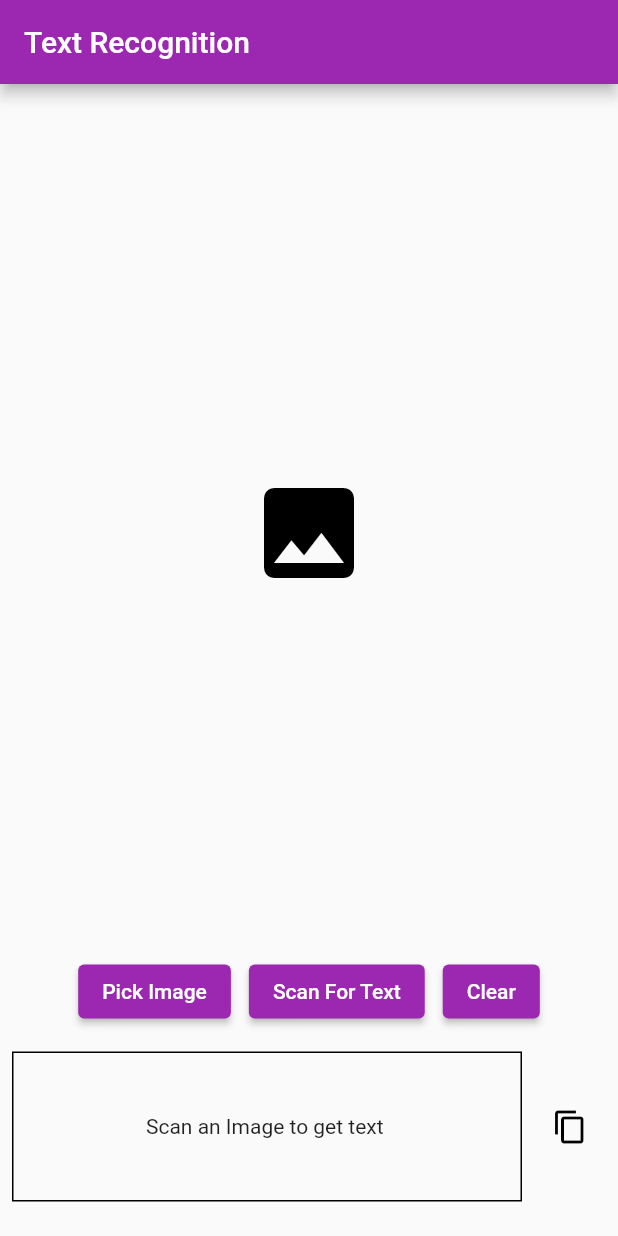
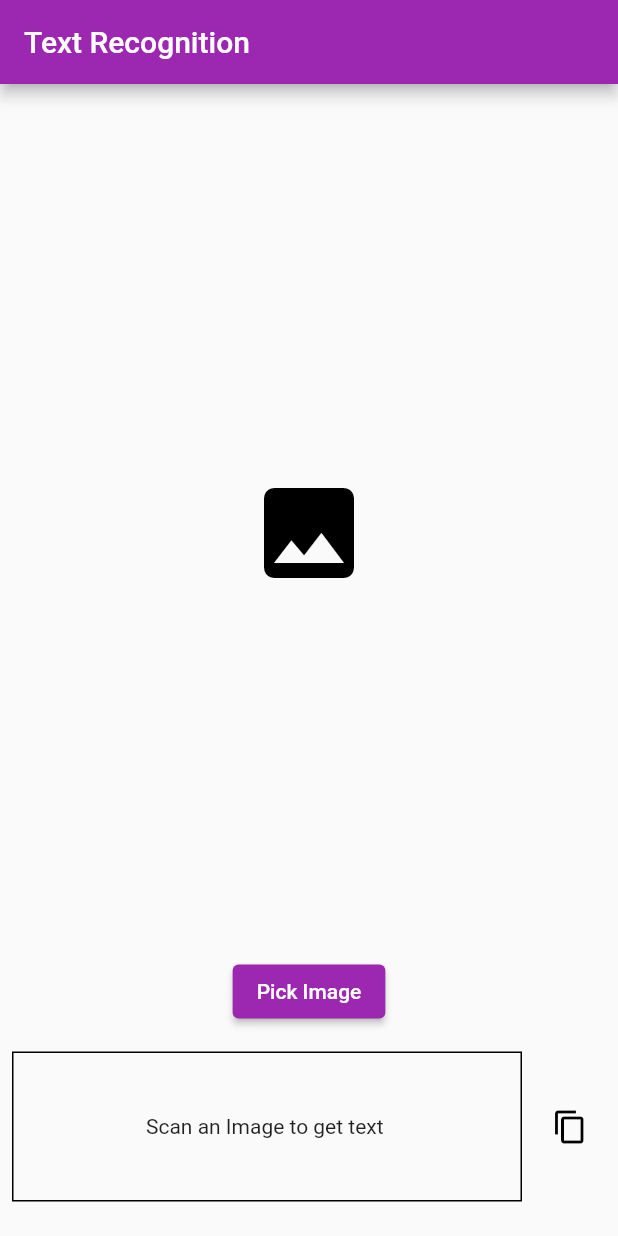
Before and after one commit to MoizChauhan/textrecognize, a Flutter app: the screen it shows after launch, on a phone screen of 412 x 824 dp. Run offline on Flutter 3.47's test engine with Material 2 defaults, Android fonts, the phone set to English and light mode, and no system bars; our stand-ins replace image_picker; missing offline and left inert: adaptive_action_sheet, clipboard, firebase_ml_vision; accounts and stored records are empty.

Commit message:
text direct scan

```diff
--- a/lib/widget/controls_widget.dart
+++ b/lib/widget/controls_widget.dart
@@ -20,16 +20,16 @@ class ControlsWidget extends StatelessWidget {
             onPressed: onClickedPickImage,
             child: Text('Pick Image'),
           ),
-          const SizedBox(width: 12),
-          ElevatedButton(
-            onPressed: onClickedScanText,
-            child: Text('Scan For Text'),
-          ),
-          const SizedBox(width: 12),
-          ElevatedButton(
-            onPressed: onClickedClear,
-            child: Text('Clear'),
-          )
+          // const SizedBox(width: 12),
+          // ElevatedButton(
+          //   onPressed: onClickedScanText,
+          //   child: Text('Scan For Text'),
+          // ),
+          // const SizedBox(width: 12),
+          // ElevatedButton(
+          //   onPressed: onClickedClear,
+          //   child: Text('Clear'),
+          // )
         ],
       );
 }
--- a/lib/widget/text_recognition_widget.dart
+++ b/lib/widget/text_recognition_widget.dart
@@ -64,7 +64,6 @@ class _TextRecognitionWidgetState extends State<TextRecognitionWidget> {
           onPressed: () {
             Navigator.pop(context);
             pickImage();
-
           },
         )
       ],
@@ -124,6 +123,7 @@ class _TextRecognitionWidgetState extends State<TextRecognitionWidget> {
     setState(() {
       image = newImage;
     });
+    scanText();
   }
 
   void setText(String newText) {
```
